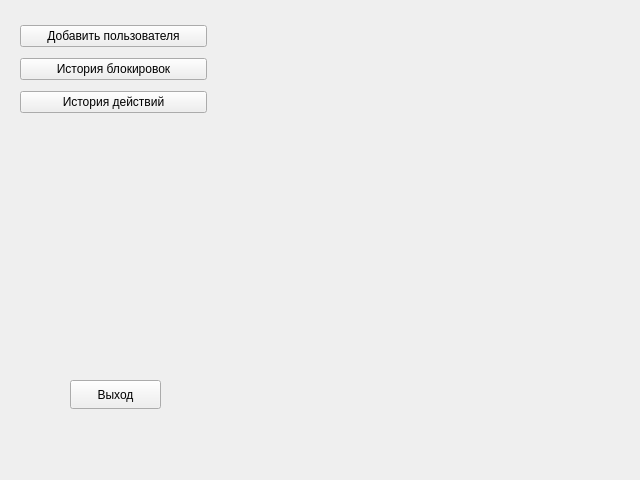
Before: the Qt Designer form admin.ui in shmkvdmd/SecureModules, drawn with Qt 5.
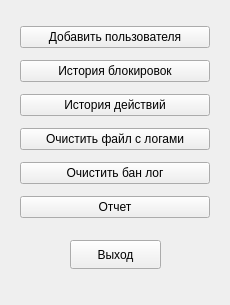
After: the same form once the commit is applied.

The edit to the form file:
```diff
--- a/admin.ui
+++ b/admin.ui
@@ -6,8 +6,8 @@
    <rect>
     <x>0</x>
     <y>0</y>
-    <width>640</width>
-    <height>480</height>
+    <width>230</width>
+    <height>305</height>
    </rect>
   </property>
   <property name="sizePolicy">
@@ -18,14 +18,14 @@
   </property>
   <property name="minimumSize">
    <size>
-    <width>640</width>
-    <height>480</height>
+    <width>230</width>
+    <height>305</height>
    </size>
   </property>
   <property name="maximumSize">
    <size>
-    <width>640</width>
-    <height>480</height>
+    <width>230</width>
+    <height>305</height>
    </size>
   </property>
   <property name="windowTitle">
@@ -35,7 +35,7 @@
    <property name="geometry">
     <rect>
      <x>70</x>
-     <y>380</y>
+     <y>240</y>
      <width>91</width>
      <height>29</height>
     </rect>
@@ -49,11 +49,14 @@
     <rect>
      <x>20</x>
      <y>20</y>
-     <width>187</width>
-     <height>101</height>
+     <width>200</width>
+     <height>206</height>
     </rect>
    </property>
    <layout class="QVBoxLayout" name="verticalLayout">
+    <property name="rightMargin">
+     <number>10</number>
+    </property>
     <item>
      <widget class="QPushButton" name="pushButton">
       <property name="text">
@@ -75,6 +78,27 @@
       </property>
      </widget>
     </item>
+    <item>
+     <widget class="QPushButton" name="eraseLogsBtn">
+      <property name="text">
+       <string>Очистить файл с логами</string>
+      </property>
+     </widget>
+    </item>
+    <item>
+     <widget class="QPushButton" name="eraseBanLogsBtn">
+      <property name="text">
+       <string>Очистить бан лог</string>
+      </property>
+     </widget>
+    </item>
+    <item>
+     <widget class="QPushButton" name="toDocsBtn">
+      <property name="text">
+       <string>Отчет</string>
+      </property>
+     </widget>
+    </item>
    </layout>
   </widget>
  </widget>
```
